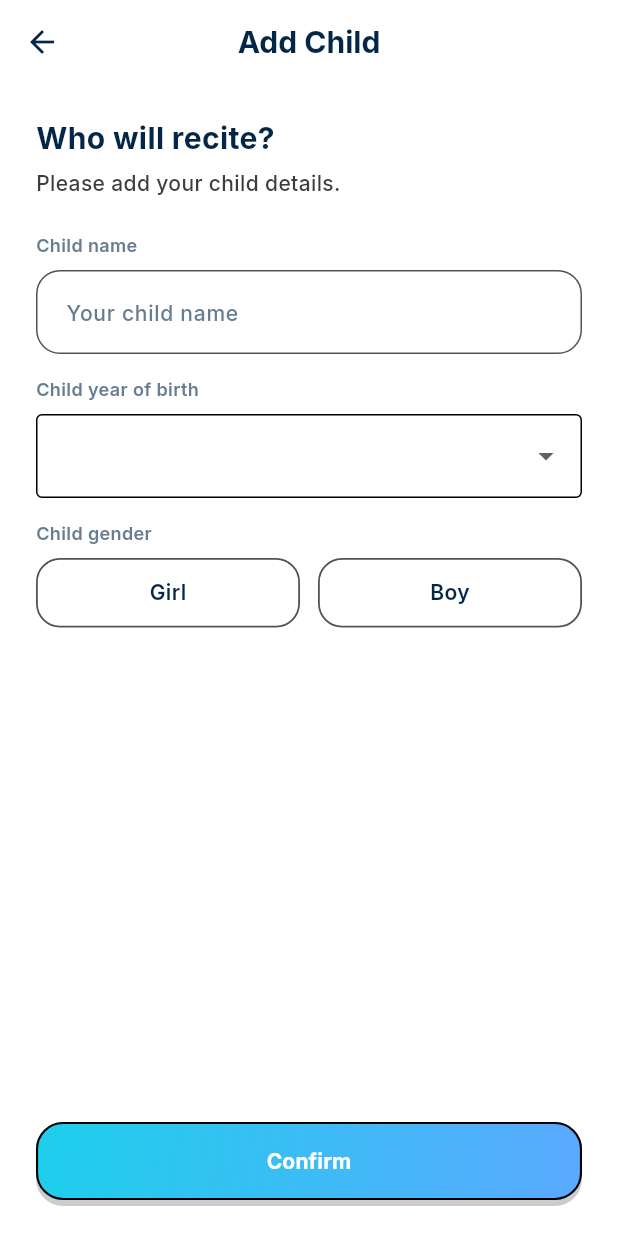
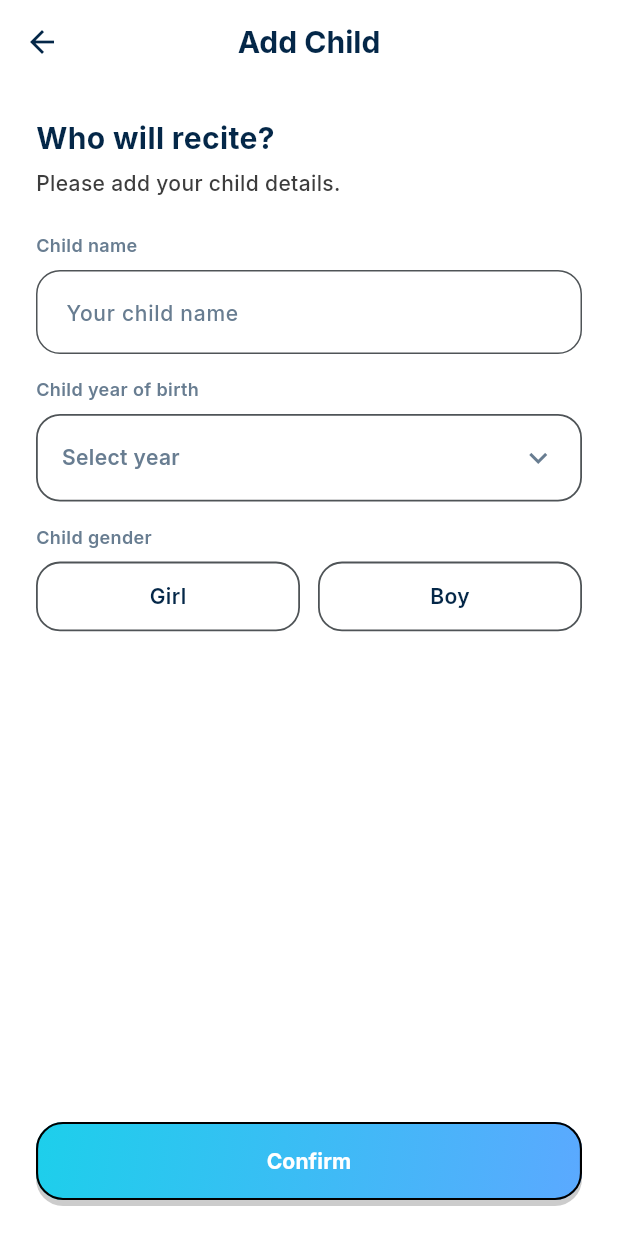
Before and after one commit to feeqii/ozzie_full_app, a Flutter app: the AddChildScreen screen opened by its route, on a phone screen of 412 x 824 dp. Run offline on Flutter 3.47's test engine with Material 3 defaults, Android fonts, the phone set to English and light mode, and no system bars; our stand-ins replace flutter_dotenv, flutter_riverpod, go_router, just_audio, permission_handler, shared_preferences and 1 more; missing offline and left inert: record; accounts and stored records are empty; project files that could hold a hidden picture were left out.

Commit message:
Update add child flow

```diff
--- a/lib/features/parent/screens/add_child_screen.dart
+++ b/lib/features/parent/screens/add_child_screen.dart
@@ -1,8 +1,10 @@
+import 'package:flutter/cupertino.dart';
 import 'package:flutter/material.dart';
 import 'package:flutter_riverpod/flutter_riverpod.dart';
 import 'package:go_router/go_router.dart';
 
 import '../../../core/theme/app_colors.dart';
+import '../../../core/theme/app_radii.dart';
 import '../../../core/theme/app_spacing.dart';
 import '../../../core/theme/app_text_styles.dart';
 import '../../../core/ui/app_app_bar.dart';
@@ -95,6 +97,95 @@ class _AddChildScreenState extends ConsumerState<AddChildScreen> {
     }
   }
 
+  Future<void> _showYearPicker() async {
+    final years = _yearOptions;
+    var initialIndex = 0;
+    if (_selectedYear != null) {
+      final existingIndex = years.indexOf(_selectedYear!);
+      if (existingIndex >= 0) {
+        initialIndex = existingIndex;
+      }
+    }
+
+    var tempYear = years[initialIndex];
+
+    await showModalBottomSheet<void>(
+      context: context,
+      backgroundColor: AppColors.white,
+      shape: const RoundedRectangleBorder(
+        borderRadius: BorderRadius.vertical(top: Radius.circular(AppRadii.xl)),
+      ),
+      builder: (context) {
+        return SafeArea(
+          child: SizedBox(
+            height: 320,
+            child: Column(
+              children: [
+                Padding(
+                  padding: const EdgeInsets.symmetric(
+                    horizontal: AppSpacing.lg,
+                    vertical: AppSpacing.sm,
+                  ),
+                  child: Row(
+                    mainAxisAlignment: MainAxisAlignment.spaceBetween,
+                    children: [
+                      Text(
+                        'Select year',
+                        style: AppTextStyles.body.copyWith(
+                          fontWeight: FontWeight.w600,
+                          color: AppColors.textNavy,
+                        ),
+                      ),
+                      TextButton(
+                        onPressed: () {
+                          setState(() => _selectedYear = tempYear);
+                          Navigator.of(context).pop();
+                        },
+                        child: Text(
+                          'Done',
+                          style: AppTextStyles.body.copyWith(
+                            color: AppColors.accentPrimary,
+                            fontWeight: FontWeight.w700,
+                          ),
+                        ),
+                      ),
+                    ],
+                  ),
+                ),
+                const Divider(height: 1),
+                Expanded(
+                  child: CupertinoPicker(
+                    scrollController: FixedExtentScrollController(
+                      initialItem: initialIndex,
+                    ),
+                    itemExtent: 40,
+                    onSelectedItemChanged: (index) {
+                      tempYear = years[index];
+                    },
+                    children: years
+                        .map(
+                          (year) => Center(
+                            child: Text(
+                              year.toString(),
+                              style: AppTextStyles.body.copyWith(
+                                fontSize: 18,
+                                fontWeight: FontWeight.w600,
+                                color: AppColors.textNavy,
+                              ),
+                            ),
+                          ),
+                        )
+                        .toList(),
+                  ),
+                ),
+              ],
+            ),
+          ),
+        );
+      },
+    );
+  }
+
   @override
   Widget build(BuildContext context) {
     return AppScaffold(
@@ -122,19 +213,41 @@ class _AddChildScreenState extends ConsumerState<AddChildScreen> {
                     const SizedBox(height: AppSpacing.lg),
                     Text('Child year of birth', style: AppTextStyles.caption),
                     const SizedBox(height: AppSpacing.sm),
-                    DropdownButtonFormField<int>(
-                      initialValue: _selectedYear,
-                      items: _yearOptions
-                          .map(
-                            (year) => DropdownMenuItem(
-                              value: year,
-                              child: Text(year.toString()),
+                    InkWell(
+                      onTap: _isLoading ? null : _showYearPicker,
+                      borderRadius: BorderRadius.circular(AppRadii.md),
+                      child: Container(
+                        padding: const EdgeInsets.symmetric(
+                          horizontal: AppSpacing.lg,
+                          vertical: AppSpacing.lg,
+                        ),
+                        decoration: BoxDecoration(
+                          color: AppColors.white,
+                          borderRadius: BorderRadius.circular(AppRadii.md),
+                          border: Border.all(
+                            color: AppColors.progressTrack,
+                            width: 1.2,
+                          ),
+                        ),
+                        child: Row(
+                          children: [
+                            Expanded(
+                              child: Text(
+                                _selectedYear?.toString() ?? 'Select year',
+                                style: AppTextStyles.body.copyWith(
+                                  color: _selectedYear == null
+                                      ? AppColors.textMuted
+                                      : AppColors.textNavy,
+                                  fontWeight: FontWeight.w600,
+                                ),
+                              ),
                             ),
-                          )
-                          .toList(),
-                      onChanged: (value) => setState(() => _selectedYear = value),
-                      decoration: const InputDecoration(
-                        border: OutlineInputBorder(),
+                            const Icon(
+                              Icons.keyboard_arrow_down,
+                              color: AppColors.textMuted,
+                            ),
+                          ],
+                        ),
                       ),
                     ),
                     const SizedBox(height: AppSpacing.lg),
@@ -189,6 +302,10 @@ class _GenderButton extends StatelessWidget {
 
   @override
   Widget build(BuildContext context) {
+    final backgroundColor = isSelected ? AppColors.textNavy : AppColors.white;
+    final borderColor = isSelected ? AppColors.textNavy : AppColors.progressTrack;
+    final textColor = isSelected ? AppColors.white : AppColors.textNavy;
+
     return InkWell(
       onTap: onTap,
       borderRadius: BorderRadius.circular(16),
@@ -197,17 +314,17 @@ class _GenderButton extends StatelessWidget {
         decoration: BoxDecoration(
           borderRadius: BorderRadius.circular(16),
           border: Border.all(
-            color: isSelected ? AppColors.textNavy : AppColors.progressTrack,
+            color: borderColor,
             width: 1.2,
           ),
-          color: AppColors.white,
+          color: backgroundColor,
         ),
         alignment: Alignment.center,
         child: Text(
           label,
           style: AppTextStyles.body.copyWith(
             fontWeight: FontWeight.w600,
-            color: AppColors.textNavy,
+            color: textColor,
           ),
         ),
       ),
```
